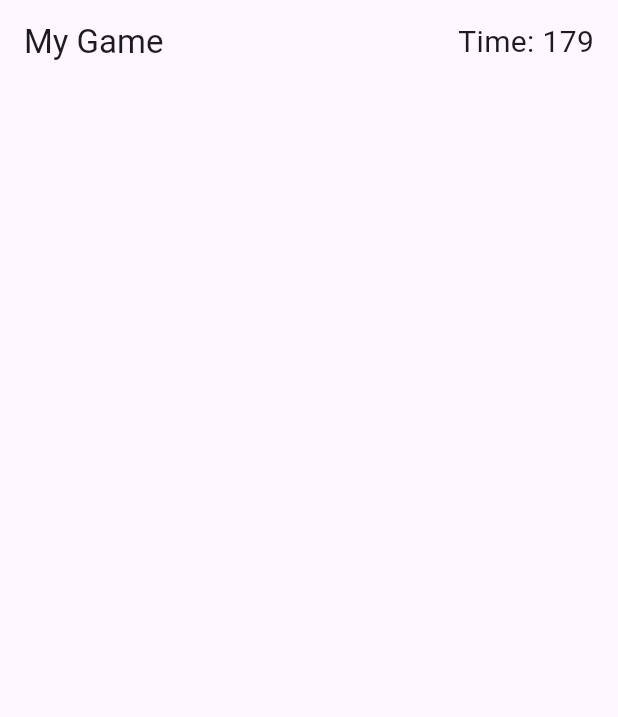
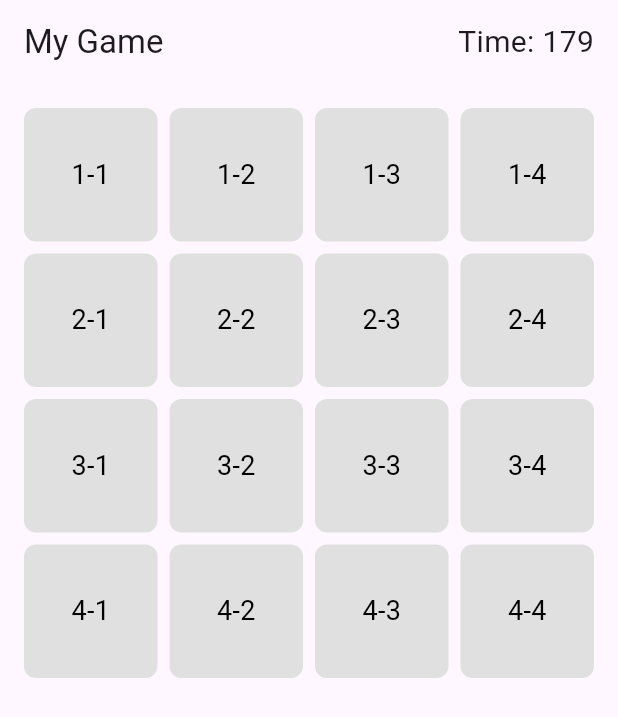
Before and after one commit to YummyFrog/mad_hw3, a Flutter app: the screen it shows after launch, after a tap on "Play", on a phone screen of 412 x 824 dp. Shown: the top 717 px of the screen. Run offline on Flutter 3.47's test engine with Material 3 defaults, Android fonts, the phone set to English and light mode, and no system bars.

Commit message:
added grid

```diff
--- a/lib/main.dart
+++ b/lib/main.dart
@@ -1,5 +1,5 @@
 import 'package:flutter/material.dart';
-import 'dart:async';
+import 'dart:async'; // For Timer
 
 void main() {
   runApp(MyGameApp());
@@ -26,20 +26,23 @@ class GameScreen extends StatefulWidget {
 class _GameScreenState extends State<GameScreen> {
   bool _isTimerRunning = false;
   bool _isGameOver = false;
-  int _timerSeconds = 180; // timer
+  int _timerSeconds = 180; // 3 minutes in seconds
   late Timer _timer;
+  List<List<bool>> _cards = List.generate(4, (_) => List.filled(4, false)); // 4x4 grid of cards
 
   void _startTimer() {
     setState(() {
       _isTimerRunning = true;
       _isGameOver = false;
+      _timerSeconds = 180; // Reset timer
+      _cards = List.generate(4, (_) => List.filled(4, false)); // Reset cards
     });
 
     const oneSec = Duration(seconds: 1);
     _timer = Timer.periodic(
       oneSec,
       (Timer timer) {
-        if (_timerSeconds == 0) {
+        if (_timerSeconds == 0 || _areAllCardsGreen()) {
           setState(() {
             timer.cancel();
             _isTimerRunning = false;
@@ -52,6 +55,37 @@ class _GameScreenState extends State<GameScreen> {
         }
       },
     );
+  }
+
+  void _goToHomeScreen() {
+    Navigator.pushReplacement(
+      context,
+      MaterialPageRoute(builder: (context) => GameScreen()),
+    );
+  }
+
+  bool _areAllCardsGreen() {
+    for (var row in _cards) {
+      if (row.contains(false)) {
+        return false;
+      }
+    }
+    return true;
+  }
+
+  void _toggleCard(int row, int col) {
+    setState(() {
+      _cards[row][col] = !_cards[row][col];
+    });
+
+    // Check if all cards are green
+    if (_areAllCardsGreen()) {
+      _timer.cancel();
+      setState(() {
+        _isTimerRunning = false;
+        _isGameOver = true;
+      });
+    }
   }
 
   @override
@@ -86,15 +120,59 @@ class _GameScreenState extends State<GameScreen> {
               ElevatedButton(
                 onPressed: _startTimer,
                 style: ElevatedButton.styleFrom(
-                  padding: EdgeInsets.symmetric(horizontal: 40, vertical: 20),
-                  textStyle: TextStyle(fontSize: 24),
+                  padding: EdgeInsets.symmetric(horizontal: 40, vertical: 20), // Bigger button
+                  textStyle: TextStyle(fontSize: 24), // Bigger text
                 ),
                 child: Text('Play'),
               ),
+            if (_isTimerRunning || _isGameOver)
+              Expanded(
+                child: GridView.builder(
+                  padding: EdgeInsets.all(16),
+                  gridDelegate: SliverGridDelegateWithFixedCrossAxisCount(
+                    crossAxisCount: 4, // 4x4 grid
+                    crossAxisSpacing: 8,
+                    mainAxisSpacing: 8,
+                  ),
+                  itemCount: 16,
+                  itemBuilder: (context, index) {
+                    int row = index ~/ 4;
+                    int col = index % 4;
+                    return GestureDetector(
+                      onTap: () => _toggleCard(row, col),
+                      child: Container(
+                        decoration: BoxDecoration(
+                          color: _cards[row][col] ? Colors.green : Colors.grey[300],
+                          borderRadius: BorderRadius.circular(8),
+                        ),
+                        child: Center(
+                          child: Text(
+                            '${row + 1}-${col + 1}',
+                            style: TextStyle(fontSize: 18, color: Colors.black),
+                          ),
+                        ),
+                      ),
+                    );
+                  },
+                ),
+              ),
             if (_isGameOver)
-              Text(
-                'Game Over!',
-                style: TextStyle(fontSize: 32, fontWeight: FontWeight.bold),
+              Column(
+                children: [
+                  Text(
+                    _areAllCardsGreen() ? 'You Win!' : 'Game Over!',
+                    style: TextStyle(fontSize: 32, fontWeight: FontWeight.bold),
+                  ),
+                  SizedBox(height: 20), // Space between text and button
+                  ElevatedButton(
+                    onPressed: _goToHomeScreen,
+                    style: ElevatedButton.styleFrom(
+                      padding: EdgeInsets.symmetric(horizontal: 40, vertical: 20), // Bigger button
+                      textStyle: TextStyle(fontSize: 24), // Bigger text
+                    ),
+                    child: Text('Try Again'),
+                  ),
+                ],
               ),
           ],
         ),
```
